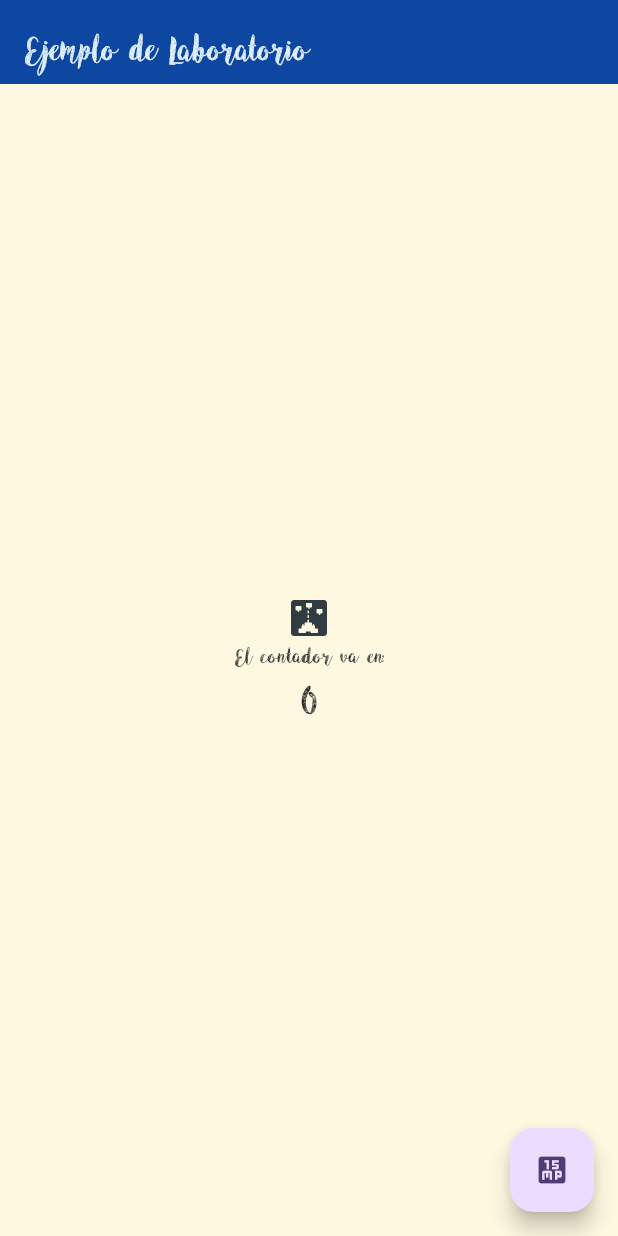
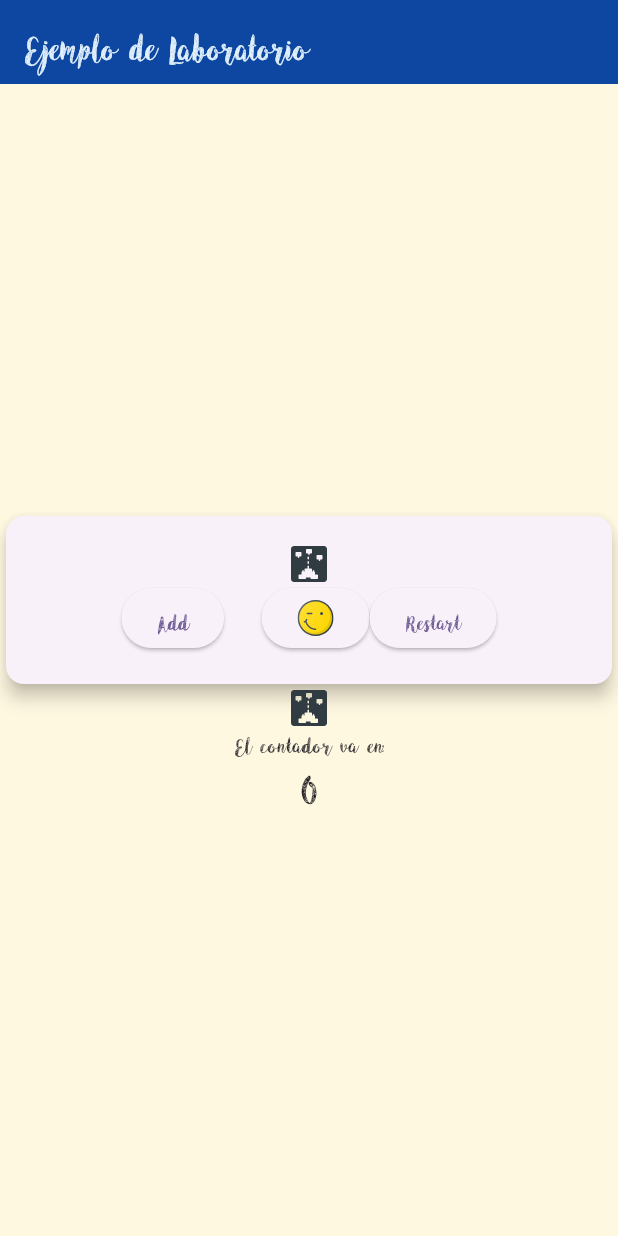
Before and after one commit to manuel-mob/lab20241, a Flutter app: the screen it shows after launch, on a phone screen of 412 x 824 dp. Run offline on Flutter 3.47's test engine with Material 3 defaults, Android fonts, the phone set to English and light mode, and no system bars; our stand-ins replace flutter_svg.

Commit message:
First version of new card

```diff
--- a/lib/pages/homepage.dart
+++ b/lib/pages/homepage.dart
@@ -3,78 +3,78 @@ import 'package:flutter_svg/svg.dart';
 
 class MyHomePage extends StatefulWidget {
   const MyHomePage({super.key, required this.title});
-
-  // This widget is the home page of your application. It is stateful, meaning
-  // that it has a State object (defined below) that contains fields that affect
-  // how it looks.
-
-  // This class is the configuration for the state. It holds the values (in this
-  // case the title) provided by the parent (in this case the App widget) and
-  // used by the build method of the State. Fields in a Widget subclass are
-  // always marked "final".
-
   final String title;
-
   @override
   State<MyHomePage> createState() => _MyHomePageState();
 }
 class _MyHomePageState extends State<MyHomePage> {
   int _counter = 0;
   String gameIcon = 'assets/images/3151590_galaga_game_retro_video_icon.svg';
+  String emojiIcon = 'assets/images/2993606_emoji_emote_emoticon_emoticons_wink_icon.svg';
+
 
   void _incrementCounter() {
+
     setState(() {
-      // This call to setState tells the Flutter framework that something has
-      // changed in this State, which causes it to rerun the build method below
-      // so that the display can reflect the updated values. If we changed
-      // _counter without calling setState(), then the build method would not be
-      // called again, and so nothing would appear to happen.
       _counter++;
+      if (_counter == 10 ){
+        gameIcon = 'assets/images/3151548_over_sign_videogame_icon.svg';
+      }
+      else {
+        gameIcon = 'assets/images/3151590_galaga_game_retro_video_icon.svg';
+      }
+
+    });
+  }
+  void _resetCounter() {
+    setState(() {
+      _counter = 0;
     });
   }
 
   @override
   Widget build(BuildContext context) {
-    // This method is rerun every time setState is called, for instance as done
-    // by the _incrementCounter method above.
-    //
-    // The Flutter framework has been optimized to make rerunning build methods
-    // fast, so that you can just rebuild anything that needs updating rather
-    // than having to individually change instances of widgets.
+
     return Scaffold(
       backgroundColor: Colors.amber[50],
       appBar: AppBar(
-        // TRY THIS: Try changing the color here to a specific color (to
-        // Colors.amber, perhaps?) and trigger a hot reload to see the AppBar
-        // change color while the other colors stay the same.
-        //backgroundColor: Theme.of(context).colorScheme.inversePrimary,
         backgroundColor:  Colors.blue[900],
         foregroundColor: Colors.blue[50],
-        // Here we take the value from the MyHomePage object that was created by
-        // the App.build method, and use it to set our appbar title.
         title: Text(widget.title),
       ),
       body:
 
       Center(
-        // Center is a layout widget. It takes a single child and positions it
-        // in the middle of the parent.
+        widthFactor: 6,
         child: Column(
-          // Column is also a layout widget. It takes a list of children and
-          // arranges them vertically. By default, it sizes itself to fit its
-          // children horizontally, and tries to be as tall as its parent.
-          //
-          // Column has various properties to control how it sizes itself and
-          // how it positions its children. Here we use mainAxisAlignment to
-          // center the children vertically; the main axis here is the vertical
-          // axis because Columns are vertical (the cross axis would be
-          // horizontal).
-          //
-          // TRY THIS: Invoke "debug painting" (choose the "Toggle Debug Paint"
-          // action in the IDE, or press "p" in the console), to see the
-          // wireframe for each widget.
+
           mainAxisAlignment: MainAxisAlignment.center,
           children: <Widget>[
+            Card(
+              elevation: 5,
+              child:
+                Center(
+                  child: Padding(
+                    padding: const EdgeInsets.all(20),
+                    child: Column(
+                      children: [
+                        SvgPicture.asset(gameIcon),
+                        Center(
+
+                          child: Row(
+                            mainAxisAlignment: MainAxisAlignment.center,
+                            children: [
+                              ElevatedButton(onPressed: _incrementCounter, child: Text('Add')),
+                              SizedBox(width: 25,),
+                              ElevatedButton(onPressed: _resetCounter, child: SvgPicture.asset(emojiIcon)),
+                              ElevatedButton(onPressed: _incrementCounter, child: Text('Restart')),
+                            ],
+                          ),
+                        )
+                      ],
+                    ),),
+                )
+            ),
             SvgPicture.asset(gameIcon)
             ,
             const Text(
@@ -87,11 +87,11 @@ class _MyHomePageState extends State<MyHomePage> {
           ],
         ),
       ),
-      floatingActionButton: FloatingActionButton(
-        onPressed: _incrementCounter,
-        tooltip: 'Increment',
-        child: const Icon(Icons.fifteen_mp),
-      ), // This trailing comma makes auto-formatting nicer for build methods.
+      // floatingActionButton: FloatingActionButton(
+      //   onPressed: _incrementCounter,
+      //   tooltip: 'Increment',
+      //   child: const Icon(Icons.fifteen_mp),
+      // ), // This trailing comma makes auto-formatting nicer for build methods.
     );
   }
 }
```
Also changed, not shown: lib/main.dart (+0 -15 lines), assets/images/2993606_emoji_emote_emoticon_emoticons_wink_icon.svg (added), assets/images/3151548_over_sign_videogame_icon.svg (added).
